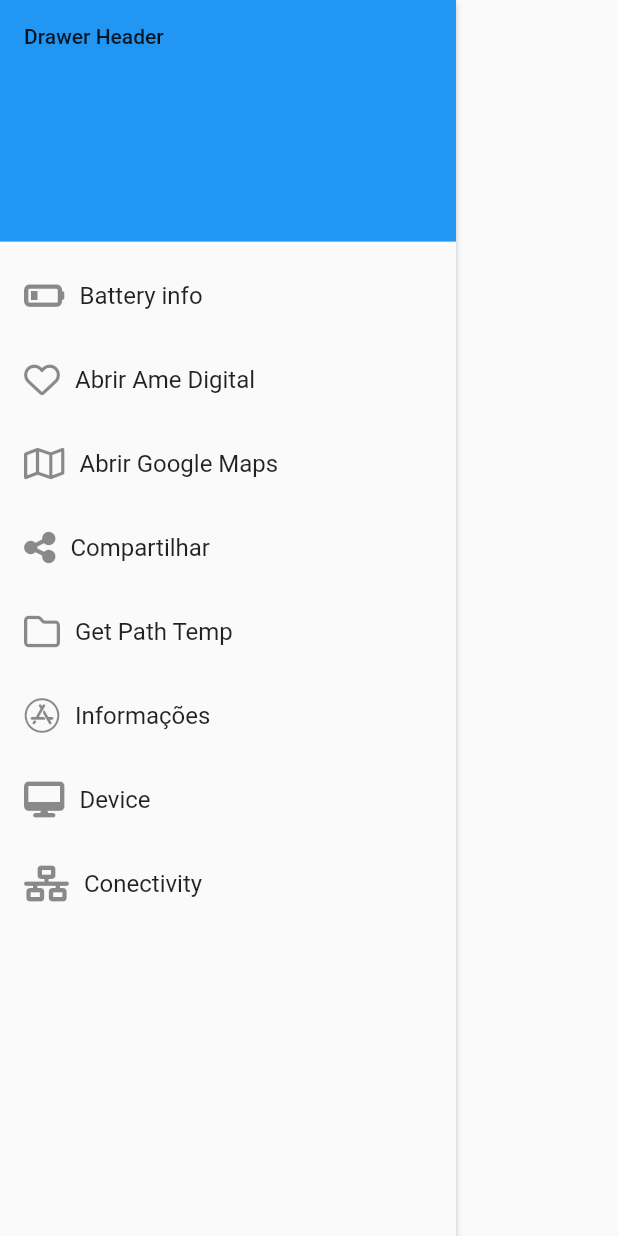
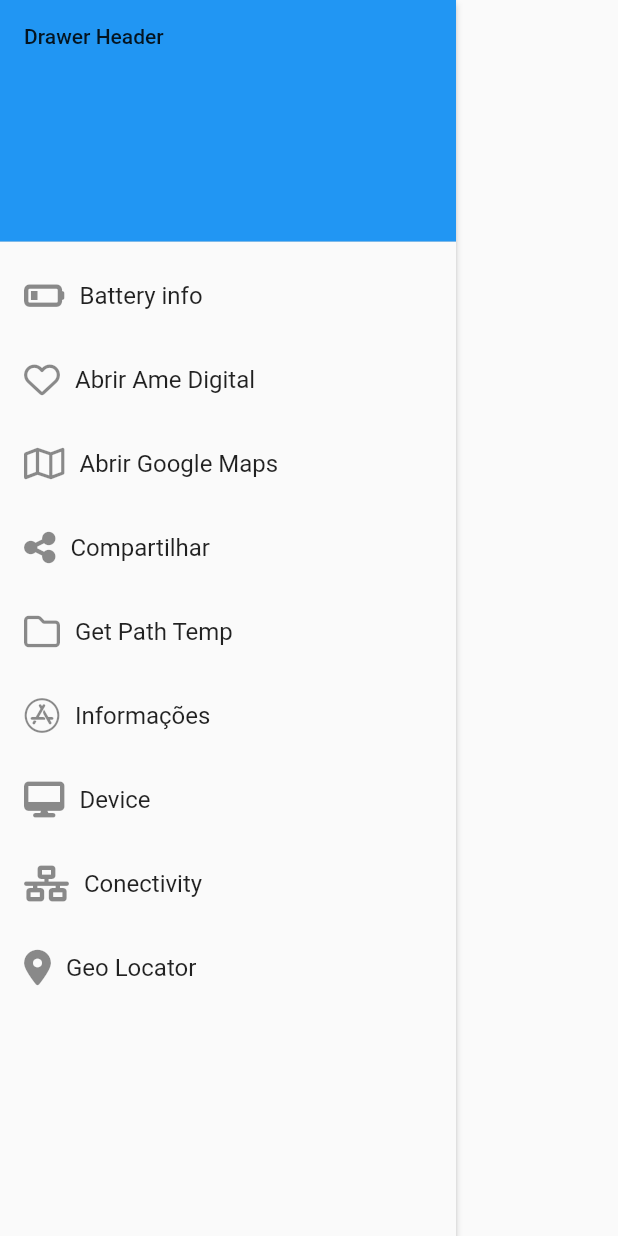
Before and after one commit to romildojpaiter/flutter-dio-challenge, a Flutter app: the DrawerComponent widget shown alone on an empty page, opened directly, on a phone screen of 412 x 824 dp. Run offline on Flutter 3.47's test engine with Material 2 defaults, Android fonts, the phone set to English and light mode, and no system bars; our stand-ins replace animated_text_kit, battery_plus, brasil_fields, connectivity_plus, convert, convex_bottom_bar and 11 more; accounts and stored records are empty.

Commit message:
Registrando componente de Geolocalizacao

```diff
--- a/modulo06/modulo06app/lib/ components/drawer_componet.dart
+++ b/modulo06/modulo06app/lib/ components/drawer_componet.dart
@@ -6,6 +6,7 @@ import 'package:flutter/material.dart';
 import 'package:font_awesome_flutter/font_awesome_flutter.dart';
 import 'package:modulo06app/pages/battery_page.dart';
 import 'package:modulo06app/pages/conectivity_page.dart';
+import 'package:modulo06app/pages/geolocator_page.dart';
 import 'package:package_info_plus/package_info_plus.dart';
 import 'package:share_plus/share_plus.dart';
 import 'package:url_launcher/url_launcher.dart';
@@ -215,6 +216,28 @@ class _DrawerComponentState extends State<DrawerComponent> {
                 MaterialPageRoute(builder: (_) => ConectivityPage()),
               );
             },
+          ),
+          // Geo Locator
+          ListTile(
+            title: Row(
+              children: [
+                FaIcon(
+                  FontAwesomeIcons.locationDot,
+                  size: 24,
+                ),
+                SizedBox(
+                  width: 10,
+                ),
+                const Text("Geo Locator"),
+              ],
+            ),
+            onTap: () async {
+              Navigator.pop(context);
+              Navigator.push(
+                context,
+                MaterialPageRoute(builder: (_) => GeoLocatorPage()),
+              );
+            },
           )
         ],
       ),
--- a/modulo06/modulo06app/pubspec.yaml
+++ b/modulo06/modulo06app/pubspec.yaml
@@ -53,6 +53,7 @@ dependencies:
   package_info_plus: ^4.0.1
   device_info_plus: ^9.0.1
   connectivity_plus: ^4.0.1
+  geolocator: ^9.0.2
 
 dev_dependencies:
   flutter_launcher_icons: "^0.13.1"
```
Also changed, not shown: modulo06/modulo06app/lib/pages/geolocator_page.dart (added, +76 -0 lines), 7 other files.
